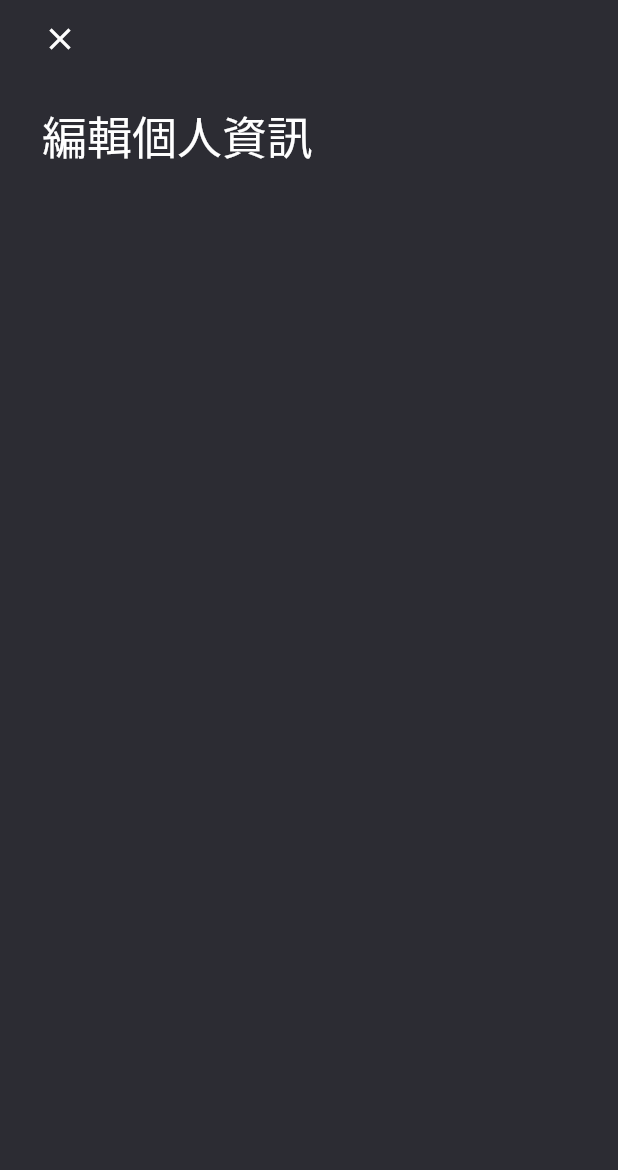
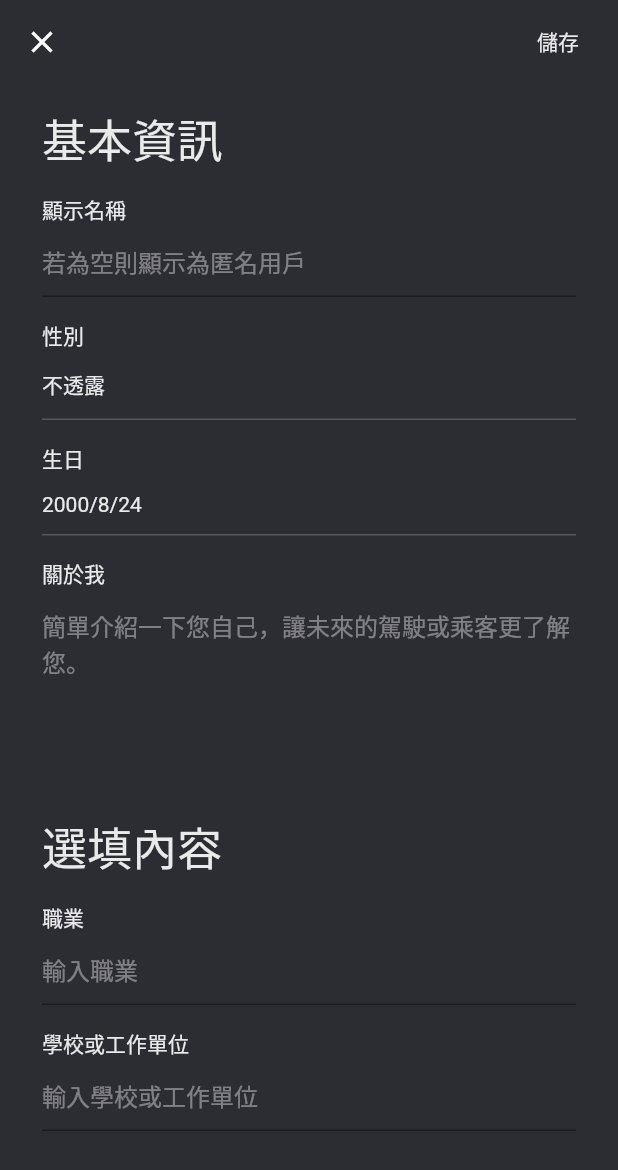
Before and after one commit to h3l1o5/carpool, a Flutter app: the EditProfile screen opened by its route, on a phone screen of 412 x 824 dp. Shown: the top 1170 px of the screen. Run offline on Flutter 3.47's test engine with Material 2 defaults, Android fonts, the phone set to English and light mode, and no system bars; our stand-ins replace cloud_firestore, firebase_auth, google_sign_in, modal_progress_hud; accounts and stored records are empty.

Commit message:
edit profile ui

```diff
--- a/lib/pages/edit-profile/edit_profile.dart
+++ b/lib/pages/edit-profile/edit_profile.dart
@@ -13,35 +13,90 @@ class EditProfile extends StatelessWidget {
 
     return Container(
       child: Scaffold(
+        appBar: AppBar(
+          backgroundColor: theme.backgroundColor,
+          elevation: 0,
+          actions: <Widget>[
+            Container(
+              width: 60,
+              height: 60,
+              margin: EdgeInsets.only(right: 10),
+              child: FlatButton(
+                textColor: theme.textTheme.button.color,
+                child: Text("儲存"),
+                shape: RoundedRectangleBorder(
+                  borderRadius: BorderRadius.circular(30),
+                ),
+                onPressed: () {},
+              ),
+            )
+          ],
+        ),
         backgroundColor: theme.backgroundColor,
         body: SafeArea(
           child: SingleChildScrollView(
             padding: EdgeInsets.symmetric(horizontal: 28, vertical: 14),
             child: Column(
+              crossAxisAlignment: CrossAxisAlignment.start,
               children: <Widget>[
-                Row(
-                  mainAxisAlignment: MainAxisAlignment.start,
-                  children: <Widget>[
-                    InkWell(
-                      onTap: () => Navigator.of(context).pop(),
-                      child: Icon(
-                        Icons.close,
-                        color: theme.textTheme.body1.color,
-                      ),
-                      highlightColor: Colors.transparent,
-                      splashColor: Colors.transparent,
+                Text("基本資訊", style: theme.textTheme.display1),
+                SizedBox(height: 15),
+                Text("顯示名稱"),
+                TextField(
+                  style: TextStyle(color: theme.textTheme.body1.color),
+                  decoration: InputDecoration(hintText: "若為空則顯示為匿名用戶"),
+                ),
+                SizedBox(height: 15),
+                Text("性別"),
+                Container(
+                  width: double.infinity,
+                  padding:
+                      EdgeInsets.only(left: 0, top: 12, right: 0, bottom: 12),
+                  decoration: BoxDecoration(
+                    border: Border(
+                      bottom: theme.inputDecorationTheme.border.borderSide,
                     ),
-                  ],
+                  ),
+                  child: Text("不透露"),
                 ),
-                SizedBox(height: 30),
-                Row(
-                  mainAxisAlignment: MainAxisAlignment.start,
-                  children: <Widget>[
-                    Text(
-                      "編輯個人資訊",
-                      style: theme.textTheme.display1,
-                    )
-                  ],
+                SizedBox(height: 15),
+                Text("生日"),
+                Container(
+                  width: double.infinity,
+                  padding:
+                      EdgeInsets.only(left: 0, top: 12, right: 0, bottom: 12),
+                  decoration: BoxDecoration(
+                    border: Border(
+                      bottom: theme.inputDecorationTheme.border.borderSide,
+                    ),
+                  ),
+                  child: Text("2000/8/24"),
+                ),
+                SizedBox(height: 15),
+                Text("關於我"),
+                Padding(
+                  padding: EdgeInsets.only(bottom: 30),
+                  child: TextField(
+                    style: TextStyle(color: theme.textTheme.body1.color),
+                    maxLines: 5,
+                    decoration: InputDecoration(
+                      hintText: "簡單介紹一下您自己，讓未來的駕駛或乘客更了解您。",
+                      border: InputBorder.none,
+                    ),
+                  ),
+                ),
+                Text("選填內容", style: theme.textTheme.display1),
+                SizedBox(height: 15),
+                Text("職業"),
+                TextField(
+                  style: TextStyle(color: theme.textTheme.body1.color),
+                  decoration: InputDecoration(hintText: "輸入職業"),
+                ),
+                SizedBox(height: 15),
+                Text("學校或工作單位"),
+                TextField(
+                  style: TextStyle(color: theme.textTheme.body1.color),
+                  decoration: InputDecoration(hintText: "輸入學校或工作單位"),
                 ),
               ],
             ),
--- a/lib/theme.dart
+++ b/lib/theme.dart
@@ -3,8 +3,8 @@ import 'package:flutter/material.dart';
 class AppTheme {
   static ThemeData light = ThemeData(
     backgroundColor: Colors.white,
-    primarySwatch: Colors.red,
-    accentColor: Colors.teal,
+    primarySwatch: Colors.teal,
+    accentColor: Colors.pinkAccent,
     textTheme: TextTheme(
       display1: TextStyle(color: Color(0xFF212121), fontSize: 30),
       body1: TextStyle(color: Color(0xFF212121)),
@@ -12,14 +12,9 @@ class AppTheme {
     hintColor: Color(0xFF212121).withOpacity(.4),
     iconTheme: IconThemeData(color: Color(0xFF212121)),
     inputDecorationTheme: InputDecorationTheme(
-      enabledBorder: UnderlineInputBorder(
+      border: UnderlineInputBorder(
         borderSide: BorderSide(
-          color: Color(0xFF212121).withOpacity(.2),
-        ),
-      ),
-      focusedBorder: UnderlineInputBorder(
-        borderSide: BorderSide(
-          color: Color(0xFF212121).withOpacity(.2),
+          color: Colors.white.withOpacity(.2),
         ),
       ),
     ),
@@ -27,21 +22,17 @@ class AppTheme {
 
   static ThemeData dark = ThemeData(
     backgroundColor: Color(0xFF2C2C33),
-    primarySwatch: Colors.red,
-    accentColor: Colors.teal[600],
+    primarySwatch: Colors.teal,
+    accentColor: Colors.pinkAccent,
     textTheme: TextTheme(
-      display1: TextStyle(color: Colors.white, fontSize: 30),
-      body1: TextStyle(color: Colors.white),
+      display1: TextStyle(color: Colors.white.withOpacity(.9), fontSize: 30),
+      body1: TextStyle(color: Colors.white.withOpacity(.9)),
+      button: TextStyle(color: Colors.white.withOpacity(.9)),
     ),
     hintColor: Colors.white.withOpacity(.4),
-    iconTheme: IconThemeData(color: Colors.white),
+    iconTheme: IconThemeData(color: Colors.white.withOpacity(.9)),
     inputDecorationTheme: InputDecorationTheme(
-      enabledBorder: UnderlineInputBorder(
-        borderSide: BorderSide(
-          color: Colors.white.withOpacity(.2),
-        ),
-      ),
-      focusedBorder: UnderlineInputBorder(
+      border: UnderlineInputBorder(
         borderSide: BorderSide(
           color: Colors.white.withOpacity(.2),
         ),
```
